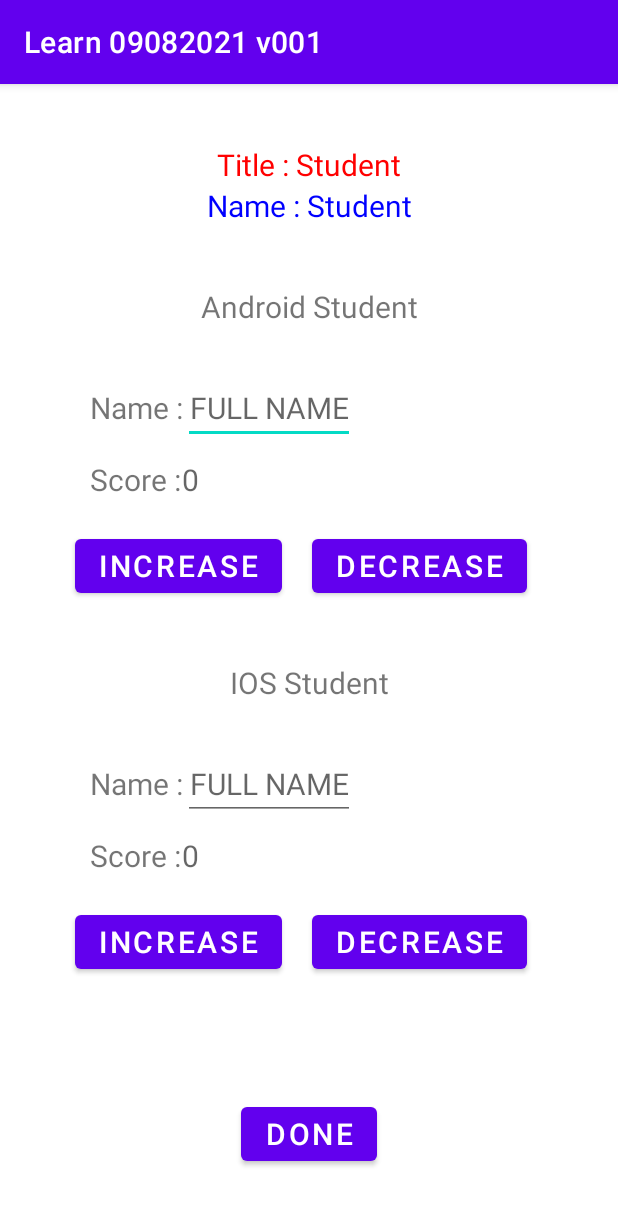
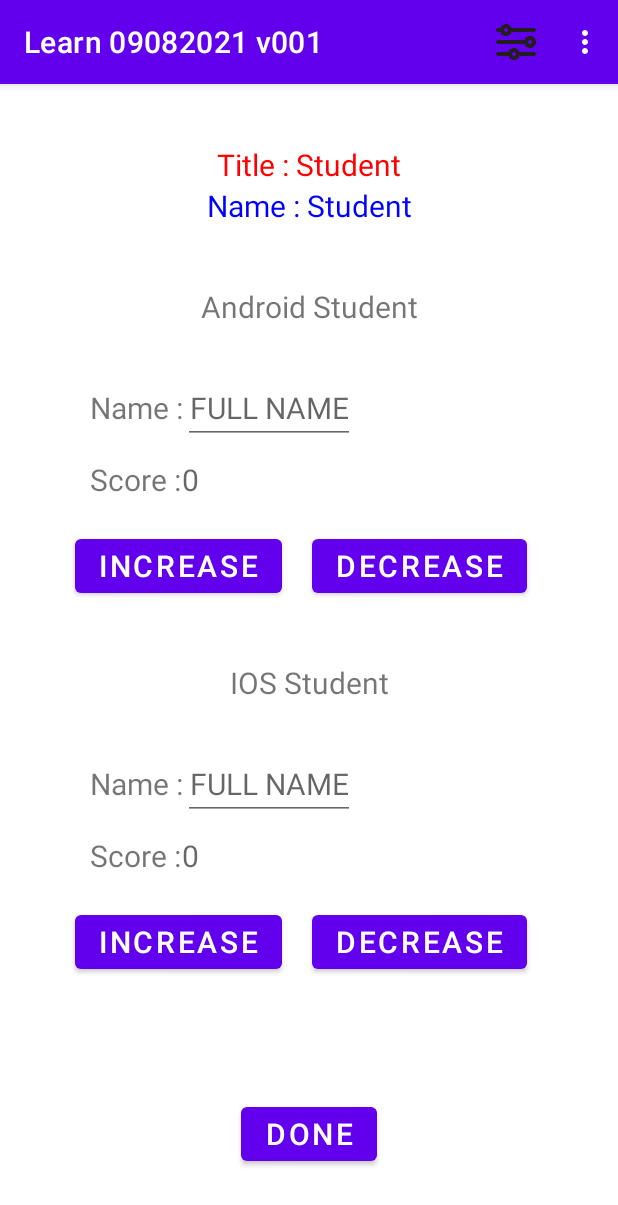
Before and after one commit to pham-van-tuy/15082021android, an Android app: the screen it shows after launch (DataInput), after a tap on "START", on a phone screen of 412 x 824 dp. Shown: the top 1205 px of the screen. Run offline under Robolectric (Android 15) with nearby library versions, the phone set to English and light mode, and no system bars.

Commit message:
recycleView_Make

```diff
--- /dev/null
+++ b/app/src/main/java/com/example/learn09082021v001/AdapterRecycleView.kt
@@ -0,0 +1,54 @@
+package com.example.learn09082021v001
+
+import android.view.*
+import android.widget.ImageView
+import android.widget.TextView
+import androidx.recyclerview.widget.RecyclerView
+
+class AdapterUpdateRcv(
+    var imgArrayArrayList: ArrayList<Int>, var nameArrayString: ArrayList<String>,
+    var scoreArrayString: ArrayList<String>, private val onclickRCV: OnclickRecycleView
+) : RecyclerView.Adapter<AdapterUpdateRcv.ViewHolder>() {
+    class ViewHolder(view: View) : RecyclerView.ViewHolder(view) {
+        val imgStudent: ImageView = view.findViewById(R.id.imgStudent)
+        val nameStudent: TextView = view.findViewById(R.id.tvNameSudent)
+        val scoreStudent: TextView = view.findViewById(R.id.tvScoreSudent)
+        val optionImgRcv: ImageView = view.findViewById(R.id.imgOption)
+
+    }
+
+    override fun onCreateViewHolder(parent: ViewGroup, viewType: Int): ViewHolder {
+        val view = LayoutInflater.from(parent.context)
+            .inflate(R.layout.student_item, parent, false)
+        return ViewHolder(view)
+    }
+
+    override fun onBindViewHolder(holder: ViewHolder, position: Int) {
+        holder.imgStudent.setImageResource(imgArrayArrayList[position])
+        holder.scoreStudent.text = scoreArrayString[position]
+        holder.nameStudent.text = nameArrayString[position]
+        holder.imgStudent.setOnClickListener {
+            onclickRCV.onClickImgRCV(imgArrayArrayList, position)
+        }
+        holder.nameStudent.setOnClickListener {
+            onclickRCV.onClickNameRCV(nameArrayString, position)
+        }
+        holder.scoreStudent.setOnClickListener {
+            onclickRCV.onClickScoreRCV(scoreArrayString, position)
+        }
+        holder.optionImgRcv.setOnClickListener {
+            onclickRCV.onClickOptionRCV(position)
+        }
+    }
+
+    override fun getItemCount(): Int {
+        return imgArrayArrayList.size
+    }
+
+    interface OnclickRecycleView {
+        fun onClickImgRCV(imgArray: ArrayList<Int>, position: Int)
+        fun onClickNameRCV(nameArray: ArrayList<String>, position: Int)
+        fun onClickScoreRCV(scoreArray: ArrayList<String>, position: Int)
+        fun onClickOptionRCV(position: Int)
+    }
+}
--- a/app/src/main/java/com/example/learn09082021v001/MainActivity.kt
+++ b/app/src/main/java/com/example/learn09082021v001/MainActivity.kt
@@ -11,9 +11,9 @@ const val DATA_TRANFER = "datatranfer"
 
 class MainActivity : AppCompatActivity() {
     var scoreOOP = NameScoreOOP()
-    val imgstudentlist = arrayListOf<Int>()
-    val namestudentlist = arrayListOf<String>()
-    val scorestudentlist = arrayListOf<String>()
+    private val imgstudentlist = arrayListOf<Int>()
+    private val namestudentlist = arrayListOf<String>()
+    private val scorestudentlist = arrayListOf<String>()
 
 
     override fun onSaveInstanceState(savedInstanceState: Bundle) {
@@ -60,8 +60,6 @@ class MainActivity : AppCompatActivity() {
             namestudentlist.removeAt(i)
             scorestudentlist.removeAt(i)
             updateDataListView()
-
-
         }
     }
 
@@ -94,10 +92,11 @@ class MainActivity : AppCompatActivity() {
     }
 
     private fun updateDataListView() {
-        val listView = lvUpDateData(
-            context = this, imgstudent = imgstudentlist, namestudent = namestudentlist,
-            scorestudent = scorestudentlist
+        val listView = AdapterUpdateLV(
+            context = this, imgStudentArrayList = imgstudentlist, nameStudentArrayString = namestudentlist,
+            scoreStudentArrayString = scorestudentlist
         )
         lvdata.adapter = listView
     }
+
 }
--- a/app/src/main/res/layout/activity_data_input.xml
+++ b/app/src/main/res/layout/activity_data_input.xml
@@ -4,7 +4,7 @@
     xmlns:app="http://schemas.android.com/apk/res-auto"
     xmlns:tools="http://schemas.android.com/tools"
     android:layout_width="match_parent"
-    android:layout_height="match_parent"
+    android:layout_height="wrap_content"
     android:nestedScrollingEnabled="false"
     android:orientation="vertical"
     tools:context=".MainActivity">
@@ -52,6 +52,14 @@
             android:text="@string/done"
             android:textAlignment="center"
             android:textSize="20sp" />
+        <androidx.recyclerview.widget.RecyclerView
+            android:layout_width="match_parent"
+            android:layout_height="wrap_content"
+            android:id="@+id/rcvlistdata"
+            android:divider="#b22222"
+            android:dividerHeight="10dp"
+            android:background="@color/teal_200"
+            />
     </LinearLayout>
 
 
--- a/app/src/main/res/layout/activity_main.xml
+++ b/app/src/main/res/layout/activity_main.xml
@@ -3,7 +3,7 @@
     xmlns:app="http://schemas.android.com/apk/res-auto"
     xmlns:tools="http://schemas.android.com/tools"
     android:layout_width="match_parent"
-    android:layout_height="match_parent"
+    android:layout_height="wrap_content"
     android:nestedScrollingEnabled="false"
     android:orientation="vertical"
     tools:context=".MainActivity">
@@ -58,7 +58,7 @@
         <ListView
             android:layout_marginTop="20dp"
             android:layout_width="match_parent"
-            android:layout_height="1000dp"
+            android:layout_height="200dp"
             android:id="@+id/lvdata"
             android:divider="#b22222"
             android:dividerHeight="2dp"
--- /dev/null
+++ b/app/src/main/res/menu/exanble_manu.xml
@@ -0,0 +1,35 @@
+<?xml version="1.0" encoding="utf-8"?>
+<menu xmlns:android="http://schemas.android.com/apk/res/android"
+    xmlns:app="http://schemas.android.com/apk/res-auto">
+
+    <item android:id="@+id/item1"
+        android:icon="@drawable/option"
+        android:title="item1"
+        app:showAsAction="ifRoom"/>
+    <item android:id="@+id/item2"
+        android:icon="@drawable/option"
+        android:title="item2"
+        app:showAsAction="never"/>
+    <item android:id="@+id/item3"
+        android:icon="@drawable/option"
+        android:title="item3"
+        app:showAsAction="never"/>
+    <item android:id="@+id/item4"
+        android:icon="@drawable/option"
+        android:title="item4"
+        app:showAsAction="never">
+        <menu>
+            <item android:id="@+id/subitem1"
+                android:title="sub item 1"/>
+            <item android:id="@+id/subitem2"
+                android:title="sub item 2"/>
+            <item android:id="@+id/subitem3"
+                android:title="sub item 3"/>
+            <item android:id="@+id/subitem4"
+                android:title="sub item 4"/>
+
+        </menu>
+
+    </item>
+
+</menu>
```
Also changed, not shown: app/src/main/java/com/example/learn09082021v001/AdapterListView.kt (added, +38 -0 lines), app/src/main/java/com/example/learn09082021v001/DataInput.kt (+82 -20 lines), app/src/main/java/com/example/learn09082021v001/lvUpDateData.kt (deleted, +0 -37 lines), app/src/main/res/layout/student_item.xml (renamed from app/src/main/res/layout/lvmodelfilm.xml, +8 -2 lines), app/src/main/java/com/example/learn09082021v001/StudentCustomView.kt (renamed from app/src/main/java/com/example/learn09082021v001/CustomView_group.kt).
